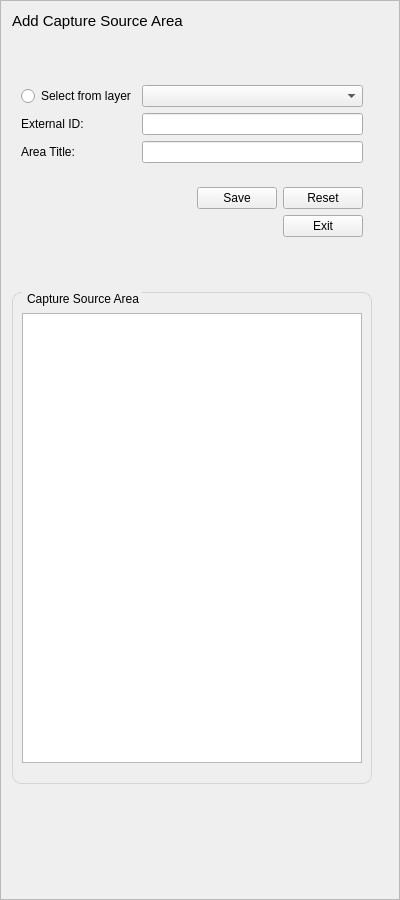
This is buildings/gui/new_capture_source_area.ui in linz/nz-buildings as Qt 5 draws it before an edit. The edited form follows.
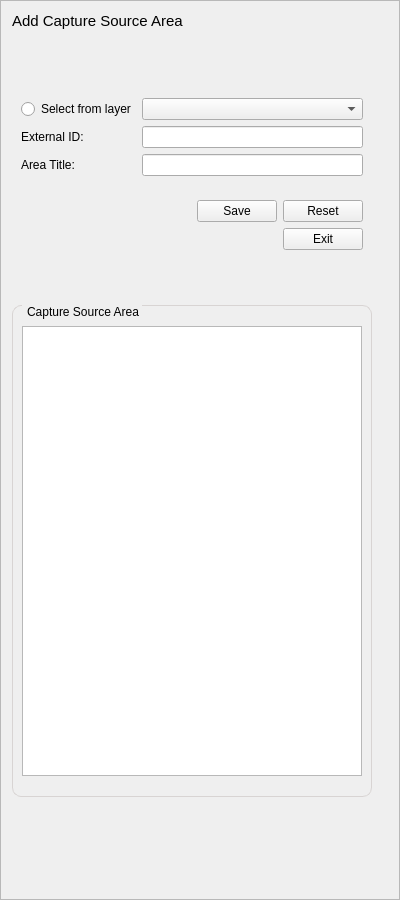
This is the edited form. Custom widgets are drawn as their Qt base class.

Commit message: Projection check added

```diff
--- a/buildings/gui/new_capture_source_area.ui
+++ b/buildings/gui/new_capture_source_area.ui
@@ -73,7 +73,7 @@
          <property name="sizeHint" stdset="0">
           <size>
            <width>20</width>
-           <height>40</height>
+           <height>30</height>
           </size>
          </property>
         </spacer>
@@ -87,36 +87,49 @@
           </size>
          </property>
          <layout class="QGridLayout" name="gridLayout">
-          <item row="2" column="1">
+          <item row="3" column="1">
            <widget class="QLineEdit" name="le_area_title"/>
           </item>
-          <item row="2" column="0">
+          <item row="3" column="0">
            <widget class="QLabel" name="l_area_title">
             <property name="text">
              <string>Area Title:</string>
             </property>
            </widget>
           </item>
-          <item row="1" column="0">
+          <item row="2" column="0">
            <widget class="QLabel" name="l_external_id">
             <property name="text">
              <string>External ID:</string>
             </property>
            </widget>
           </item>
-          <item row="1" column="1">
+          <item row="2" column="1">
            <widget class="QLineEdit" name="le_external_id"/>
           </item>
-          <item row="0" column="0">
+          <item row="1" column="0">
            <widget class="QRadioButton" name="rb_select_from_layer">
             <property name="text">
              <string>Select from layer</string>
             </property>
            </widget>
           </item>
-          <item row="0" column="1">
+          <item row="1" column="1">
            <widget class="QgsMapLayerComboBox" name="mcb_selection_layer"/>
           </item>
+          <item row="0" column="1">
+           <widget class="QLabel" name="l_wrong_projection">
+            <property name="styleSheet">
+             <string notr="true">QLabel {
+    font-size: 11pt;
+    color: #FF0000;
+}</string>
+            </property>
+            <property name="text">
+             <string/>
+            </property>
+           </widget>
+          </item>
          </layout>
         </widget>
        </item>
```
Left out of the diff: 2 changed lines with no effect on the pictures. The commit also changes 1 other file.
